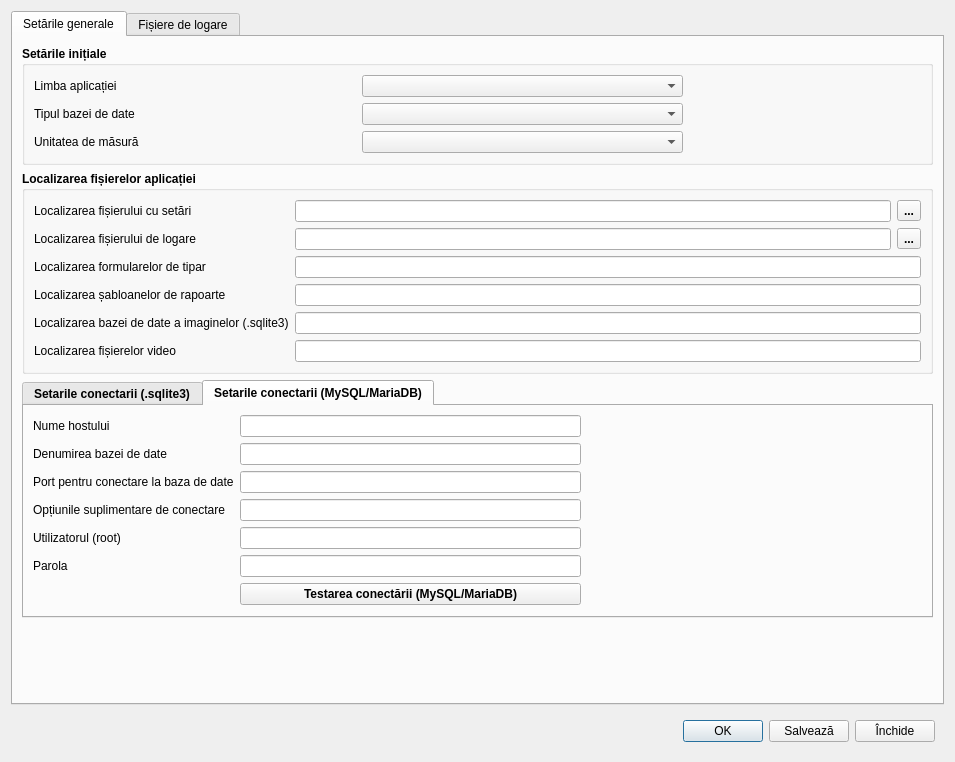
This is data/appsettings.ui in debalex77/USG as Qt 5 draws it before an edit. The edited form follows.
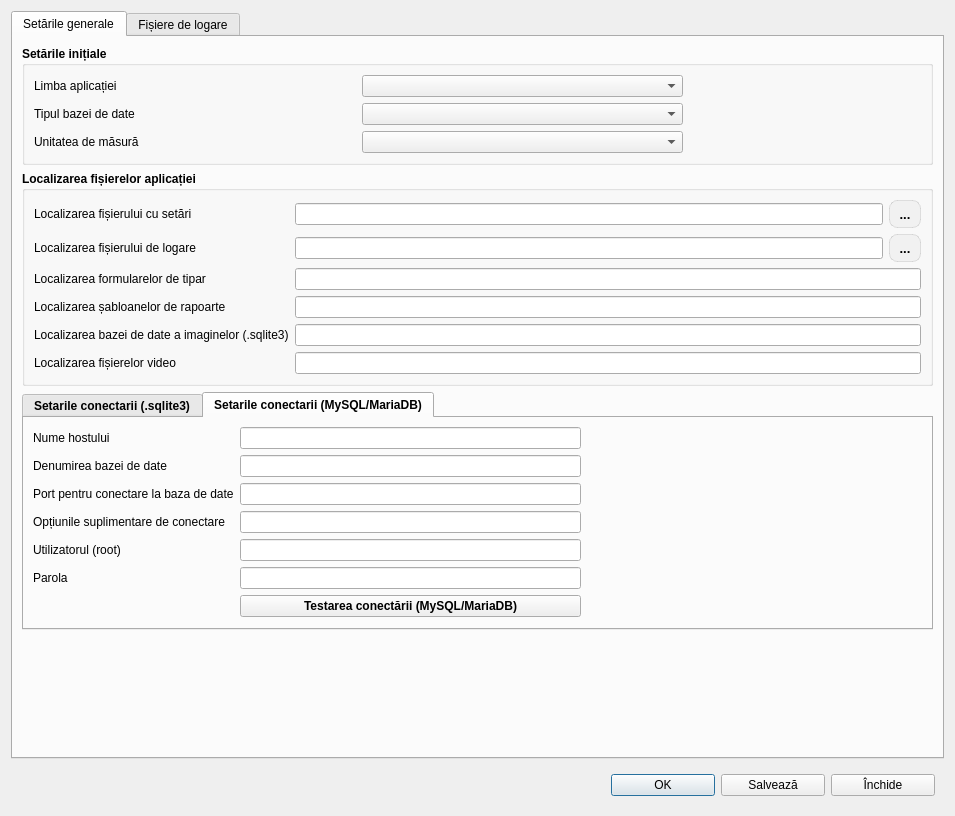
This is the edited form. The open tabs and pages were chosen to show the change. Icons and pictures are not drawn.

```diff
--- a/data/appsettings.ui
+++ b/data/appsettings.ui
@@ -7,7 +7,7 @@
     <x>0</x>
     <y>0</y>
     <width>955</width>
-    <height>762</height>
+    <height>816</height>
    </rect>
   </property>
   <property name="sizePolicy">
@@ -16,6 +16,11 @@
     <verstretch>0</verstretch>
    </sizepolicy>
   </property>
+  <property name="font">
+   <font>
+    <family>Segoe UI</family>
+   </font>
+  </property>
   <property name="windowTitle">
    <string>Dialog</string>
   </property>
@@ -48,6 +53,12 @@
       </item>
       <item>
        <widget class="QPushButton" name="btnOK">
+        <property name="minimumSize">
+         <size>
+          <width>104</width>
+          <height>0</height>
+         </size>
+        </property>
         <property name="text">
          <string>OK</string>
         </property>
@@ -59,6 +70,12 @@
       </item>
       <item>
        <widget class="QPushButton" name="btnWrite">
+        <property name="minimumSize">
+         <size>
+          <width>104</width>
+          <height>0</height>
+         </size>
+        </property>
         <property name="text">
          <string>Salvează</string>
         </property>
@@ -70,6 +87,12 @@
       </item>
       <item>
        <widget class="QPushButton" name="btnCancel">
+        <property name="minimumSize">
+         <size>
+          <width>104</width>
+          <height>0</height>
+         </size>
+        </property>
         <property name="text">
          <string>Închide</string>
         </property>
@@ -214,6 +237,7 @@
          </property>
          <property name="font">
           <font>
+           <family>Segoe UI</family>
            <bold>true</bold>
           </font>
          </property>
@@ -225,6 +249,7 @@
            <widget class="QLineEdit" name="txtPathReports">
             <property name="font">
              <font>
+              <family>Segoe UI</family>
               <bold>false</bold>
              </font>
             </property>
@@ -237,6 +262,7 @@
            <widget class="QLineEdit" name="txtPathImage">
             <property name="font">
              <font>
+              <family>Segoe UI</family>
               <bold>false</bold>
              </font>
             </property>
@@ -249,6 +275,7 @@
            <widget class="QLabel" name="label_4">
             <property name="font">
              <font>
+              <family>Segoe UI</family>
               <bold>false</bold>
              </font>
             </property>
@@ -261,6 +288,7 @@
            <widget class="QLineEdit" name="txtPathTemplatesPrint">
             <property name="font">
              <font>
+              <family>Segoe UI</family>
               <bold>false</bold>
              </font>
             </property>
@@ -270,6 +298,7 @@
            <widget class="QLabel" name="label_14">
             <property name="font">
              <font>
+              <family>Segoe UI</family>
               <bold>false</bold>
              </font>
             </property>
@@ -280,6 +309,25 @@
           </item>
           <item row="1" column="3">
            <widget class="QToolButton" name="btnOpenLog">
+            <property name="styleSheet">
+             <string notr="true">QToolButton
+{
+    border: 1px solid rgba(0, 0, 0, 0.1);
+    border-radius: 8px;
+    background-color: #f1f1f1;
+    color: #000000;
+    font-size: 13px;
+    padding: 4px 4px;
+}
+QToolButton:hover
+{
+    background-color: #e0e0e0;
+}
+QToolButton:pressed
+{
+    background-color: #d0d0d0;
+}</string>
+            </property>
             <property name="text">
              <string>...</string>
             </property>
@@ -291,6 +339,25 @@
           </item>
           <item row="0" column="3">
            <widget class="QToolButton" name="btnOpenSettings">
+            <property name="styleSheet">
+             <string notr="true">QToolButton
+{
+    border: 1px solid rgba(0, 0, 0, 0.1);
+    border-radius: 8px;
+    background-color: #f1f1f1;
+    color: #000000;
+    font-size: 13px;
+    padding: 4px 4px;
+}
+QToolButton:hover
+{
+    background-color: #e0e0e0;
+}
+QToolButton:pressed
+{
+    background-color: #d0d0d0;
+}</string>
+            </property>
             <property name="text">
              <string>...</string>
             </property>
@@ -304,6 +371,7 @@
            <widget class="QLabel" name="label_6">
             <property name="font">
              <font>
+              <family>Segoe UI</family>
               <bold>false</bold>
              </font>
             </property>
@@ -316,6 +384,7 @@
            <widget class="QLabel" name="label_15">
             <property name="font">
              <font>
+              <family>Segoe UI</family>
               <bold>false</bold>
              </font>
             </property>
@@ -328,6 +397,7 @@
            <widget class="QLineEdit" name="txtPathAppSettings">
             <property name="font">
              <font>
+              <family>Segoe UI</family>
               <bold>false</bold>
              </font>
             </property>
@@ -340,6 +410,7 @@
            <widget class="QLabel" name="label_5">
             <property name="font">
              <font>
+              <family>Segoe UI</family>
               <bold>false</bold>
              </font>
             </property>
@@ -352,6 +423,7 @@
            <widget class="QLineEdit" name="txtPathLog">
             <property name="font">
              <font>
+              <family>Segoe UI</family>
               <bold>false</bold>
              </font>
             </property>
@@ -364,6 +436,7 @@
            <widget class="QLineEdit" name="txtPathVideo">
             <property name="font">
              <font>
+              <family>Segoe UI</family>
               <bold>false</bold>
              </font>
             </property>
@@ -373,6 +446,7 @@
            <widget class="QLabel" name="label_19">
             <property name="font">
              <font>
+              <family>Segoe UI</family>
               <bold>false</bold>
              </font>
             </property>
@@ -388,6 +462,7 @@
         <widget class="QTabWidget" name="tabConnections">
          <property name="font">
           <font>
+           <family>Segoe UI</family>
            <bold>true</bold>
           </font>
          </property>
@@ -510,6 +585,7 @@
             <widget class="QLabel" name="label_9">
              <property name="font">
               <font>
+               <family>Segoe UI</family>
                <bold>false</bold>
               </font>
              </property>
@@ -525,6 +601,7 @@
              </property>
              <property name="font">
               <font>
+               <family>Segoe UI</family>
                <bold>false</bold>
               </font>
              </property>
@@ -537,6 +614,7 @@
             <widget class="QLabel" name="label_11">
              <property name="font">
               <font>
+               <family>Segoe UI</family>
                <bold>false</bold>
               </font>
              </property>
@@ -549,6 +627,7 @@
             <widget class="QLineEdit" name="mySQLnameBase">
              <property name="font">
               <font>
+               <family>Segoe UI</family>
                <bold>false</bold>
               </font>
              </property>
@@ -561,6 +640,7 @@
             <widget class="QLabel" name="label_12">
              <property name="font">
               <font>
+               <family>Segoe UI</family>
                <bold>false</bold>
               </font>
              </property>
@@ -573,6 +653,7 @@
             <widget class="QLineEdit" name="mySQLport">
              <property name="font">
               <font>
+               <family>Segoe UI</family>
                <bold>false</bold>
               </font>
              </property>
@@ -585,6 +666,7 @@
             <widget class="QLabel" name="label_13">
              <property name="font">
               <font>
+               <family>Segoe UI</family>
                <bold>false</bold>
               </font>
              </property>
@@ -597,6 +679,7 @@
             <widget class="QLineEdit" name="mySQLoptionConnect">
              <property name="font">
               <font>
+               <family>Segoe UI</family>
                <bold>false</bold>
               </font>
              </property>
@@ -609,6 +692,7 @@
             <widget class="QLabel" name="label_7">
              <property name="font">
               <font>
+               <family>Segoe UI</family>
                <bold>false</bold>
               </font>
              </property>
@@ -621,6 +705,7 @@
             <widget class="QLineEdit" name="mySQLuser">
              <property name="font">
               <font>
+               <family>Segoe UI</family>
                <bold>false</bold>
               </font>
              </property>
@@ -633,6 +718,7 @@
             <widget class="QLabel" name="label_8">
              <property name="font">
               <font>
+               <family>Segoe UI</family>
                <bold>false</bold>
               </font>
              </property>
@@ -645,6 +731,7 @@
             <widget class="QLineEdit" name="mySQLpasswdUser">
              <property name="font">
               <font>
+               <family>Segoe UI</family>
                <bold>false</bold>
               </font>
              </property>
```
Left out of the diff: 13 changed lines with no effect on the pictures.
